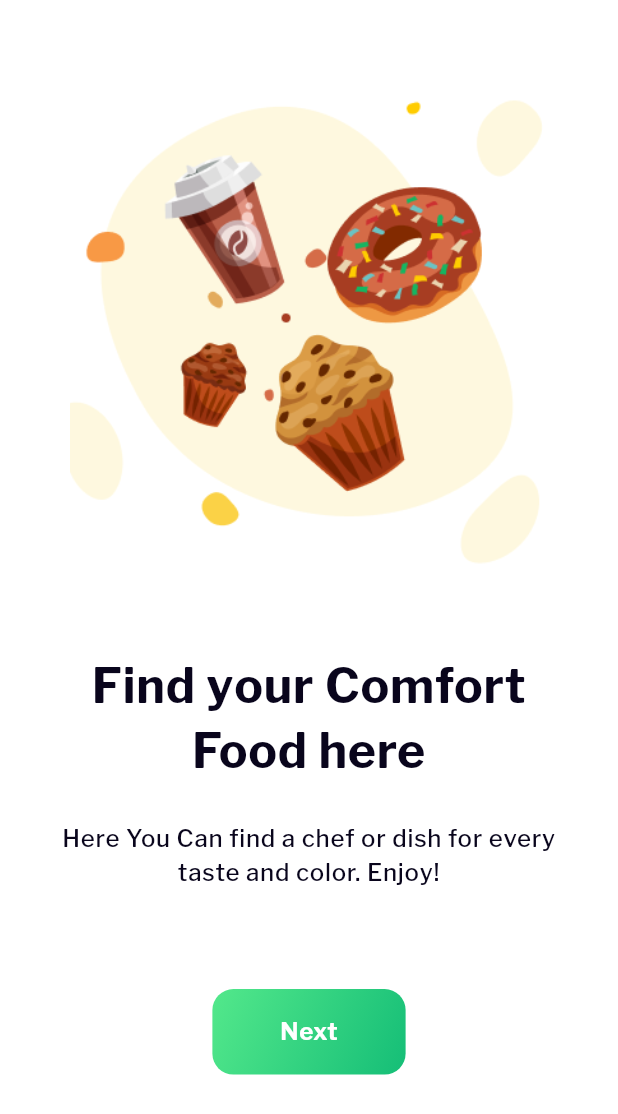
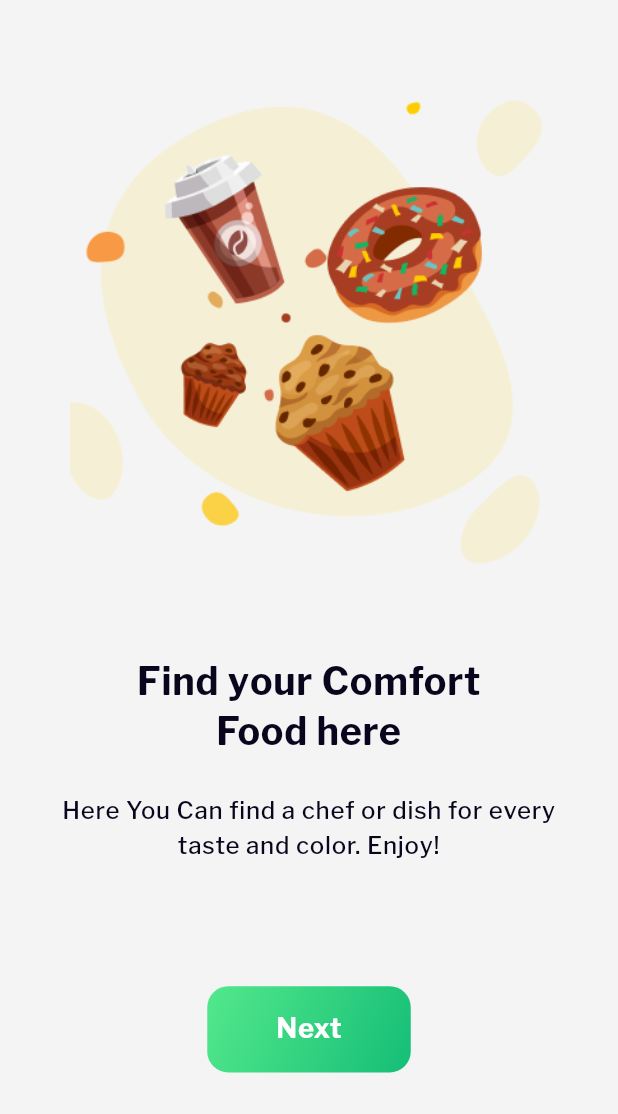
Before and after one commit to elsankary99/Food-Ninja, a Flutter app: the OnBoardingPage screen opened by its route, on a phone screen of 412 x 824 dp. Shown: the top 1114 px of the screen. Run offline on Flutter 3.47's test engine with Material 3 defaults, Android fonts, the phone set to English and light mode, and no system bars; our stand-ins replace auto_route, device_preview, flutter_riverpod, flutter_screenutil, flutter_svg.

```diff
--- /dev/null
+++ b/devtools_options.yaml
@@ -0,0 +1 @@
+extensions:
--- a/lib/core/constants/app_colors.dart
+++ b/lib/core/constants/app_colors.dart
@@ -5,5 +5,8 @@ class AppColors {
   static const Color green = Color(0xff53E88B);
   static const Color blackText = Color(0xff09051C);
   static const Color dark = Color(0xff0D0D0D);
+  static const Color light = Color(0xffF4F4F4);
+  static const Color darkGrey = Color(0xff252525);
+
   static const Color deepGreen = Color(0xff15BE77);
 }
--- a/lib/core/constants/app_images.dart
+++ b/lib/core/constants/app_images.dart
@@ -20,6 +20,14 @@ class Assets {
   /// Assets for assetsImagesEmailIcon
   /// assets/images/email_icon.svg
   static const String assetsImagesEmailIcon = "assets/images/email_icon.svg";
+
+  /// Assets for assetsImagesFacebook
+  /// assets/images/facebook.svg
+  static const String assetsImagesFacebook = "assets/images/facebook.svg";
+
+  /// Assets for assetsImagesGoogle
+  /// assets/images/google.svg
+  static const String assetsImagesGoogle = "assets/images/google.svg";
 
   /// Assets for assetsImagesHealtyResto
   /// assets/images/healty_resto.png
--- a/lib/core/constants/app_strings.dart
+++ b/lib/core/constants/app_strings.dart
@@ -7,14 +7,14 @@ class AppStrings {
   static const String tagline = "Food Ninja is Where Your \nComfort Food Lives";
   static const String deliveryMessage =
       "Enjoy a fast and smooth food delivery at \nyour doorstep";
-  static const String login = "Login To Your Account";
+  static const String loginYourAccount = "Login To Your Account";
   static const String email = "Email";
   static const String password = "Password";
   static const String continueWith = "Or Continue With";
   static const String googleLogin = "Google";
   static const String facebookLogin = "Facebook";
   static const String forgotPassword = "Forgot Your Password?";
-  static const String loginButton = "Login";
+  static const String login = "Login";
   static const String signUpForFree = "Sign Up For Free ";
   static const String createAccountButton = "Create Account";
   static const String alreadyHaveAccount = "already have an account?";
--- a/lib/core/theme/theme.dart
+++ b/lib/core/theme/theme.dart
@@ -4,10 +4,11 @@ import 'package:food_ninja/core/constants/app_colors.dart';
 
 class AppTheme {
   static ThemeData lightThem = ThemeData(
-    scaffoldBackgroundColor: Colors.white,
+    scaffoldBackgroundColor: AppColors.light,
     canvasColor: Colors.black,
     primaryColor: AppColors.green,
     hintColor: AppColors.orange,
+    disabledColor: Colors.white,
     textTheme: TextTheme(
       labelSmall: TextStyle(
         fontSize: 13.sp,
@@ -15,7 +16,7 @@ class AppTheme {
         fontFamily: "LibreFranklin",
       ),
       labelMedium: TextStyle(
-        fontSize: 28.sp,
+        fontSize: 22.sp,
         fontWeight: FontWeight.bold,
         color: AppColors.blackText,
         fontFamily: "LibreFranklin",
--- a/lib/views/pages/onboarding/onboarding_page.dart
+++ b/lib/views/pages/onboarding/onboarding_page.dart
@@ -61,7 +61,7 @@ class _OnBoardingPageState extends State<OnBoardingPage> {
                     ),
                     Column(
                       children: [
-                        SizedBox(height: context.height * 0.04),
+                        SizedBox(height: context.height * 0.042),
                         Text(
                           data.title,
                           textAlign: TextAlign.center,
@@ -74,16 +74,17 @@ class _OnBoardingPageState extends State<OnBoardingPage> {
                           style: context.textTheme.labelSmall!
                               .copyWith(fontSize: 14.sp),
                         ),
-                        SizedBox(height: context.height * 0.08),
+                        SizedBox(height: context.height * 0.1),
                         CustomButton(
+                          title: AppStrings.next,
                           onTap: () {
-                            if (index == 1) {
+                            if (index == itemsList.length - 1) {
                               context.router.replaceAll([const LoginRoute()]);
                             }
                             setState(() {
                               controller.animateToPage(1,
-                                  duration: const Duration(milliseconds: 300),
-                                  curve: Curves.bounceInOut);
+                                  duration: const Duration(milliseconds: 500),
+                                  curve: Curves.easeInOut);
                             });
                           },
                         ),
--- a/lib/views/pages/splash/splash_page.dart
+++ b/lib/views/pages/splash/splash_page.dart
@@ -16,7 +16,7 @@ class SplashPage extends StatefulWidget {
 class _SplashPageState extends State<SplashPage> {
   Future<void> goToOnBoarding() async {
     Future.delayed(const Duration(seconds: 2), () {
-      context.router.replaceAll([const OnBoardingRoute()]);
+      context.router.replaceAll([const LoginRoute()]);
     });
   }
 
--- a/lib/views/widgets/custom_button.dart
+++ b/lib/views/widgets/custom_button.dart
@@ -1,20 +1,22 @@
 import 'package:flutter/material.dart';
+import 'package:flutter_screenutil/flutter_screenutil.dart';
 import 'package:food_ninja/core/constants/app_colors.dart';
-import 'package:food_ninja/core/constants/app_strings.dart';
 import 'package:food_ninja/core/extensions/extensions.dart';
 
 class CustomButton extends StatelessWidget {
   const CustomButton({
     super.key,
     required this.onTap,
+    required this.title,
   });
+  final String title;
   final VoidCallback onTap;
   @override
   Widget build(BuildContext context) {
     return InkWell(
       onTap: onTap,
       child: Container(
-        padding: const EdgeInsets.symmetric(horizontal: 45, vertical: 18),
+        padding: EdgeInsets.symmetric(horizontal: 40.w, vertical: 14.h),
         decoration: BoxDecoration(
           borderRadius: BorderRadius.circular(14),
           gradient: const LinearGradient(
@@ -27,9 +29,9 @@ class CustomButton extends StatelessWidget {
           ),
         ),
         child: Text(
-          AppStrings.next,
+          title,
           style: context.textTheme.labelMedium!
-              .copyWith(color: Colors.white, fontSize: 16),
+              .copyWith(color: Colors.white, fontSize: 16.sp),
         ),
       ),
     );
--- a/lib/views/widgets/custom_logo.dart
+++ b/lib/views/widgets/custom_logo.dart
@@ -12,7 +12,10 @@ class CustomLogo extends StatelessWidget {
       child: Column(
         mainAxisSize: MainAxisSize.min,
         children: [
-          Image.asset(Assets.assetsImagesLogo),
+          Image.asset(
+            Assets.assetsImagesLogo,
+            fit: BoxFit.fill,
+          ),
           Text(
             AppStrings.deliveryFavoriteFood,
             style: context.textTheme.labelSmall!
--- a/pubspec.yaml
+++ b/pubspec.yaml
@@ -31,11 +31,12 @@ dependencies:
   auto_route: ^7.8.4
   cupertino_icons: ^1.0.2
   device_preview: ^1.1.0
-  flutter_screenutil: ^5.9.0
   flutter:
     sdk: flutter
   flutter_riverpod: ^2.4.9
+  flutter_screenutil: ^5.9.0
   flutter_svg: ^2.0.9
+  shared_preferences: ^2.2.2
 
 dev_dependencies:
   auto_route_generator: ^7.3.2
```
Also changed, not shown: lib/views/pages/login/login_page.dart (+72 -1 lines), lib/views/widgets/custom_text_form_field.dart (added, +53 -0 lines), lib/views/widgets/login_widgets/social_button.dart (added, +43 -0 lines), lib/views/widgets/login_widgets/social_login.dart (added, +27 -0 lines), assets/images/facebook.svg (added), assets/images/google.svg (added), assets/images/splash_background.png, pubspec.lock.
